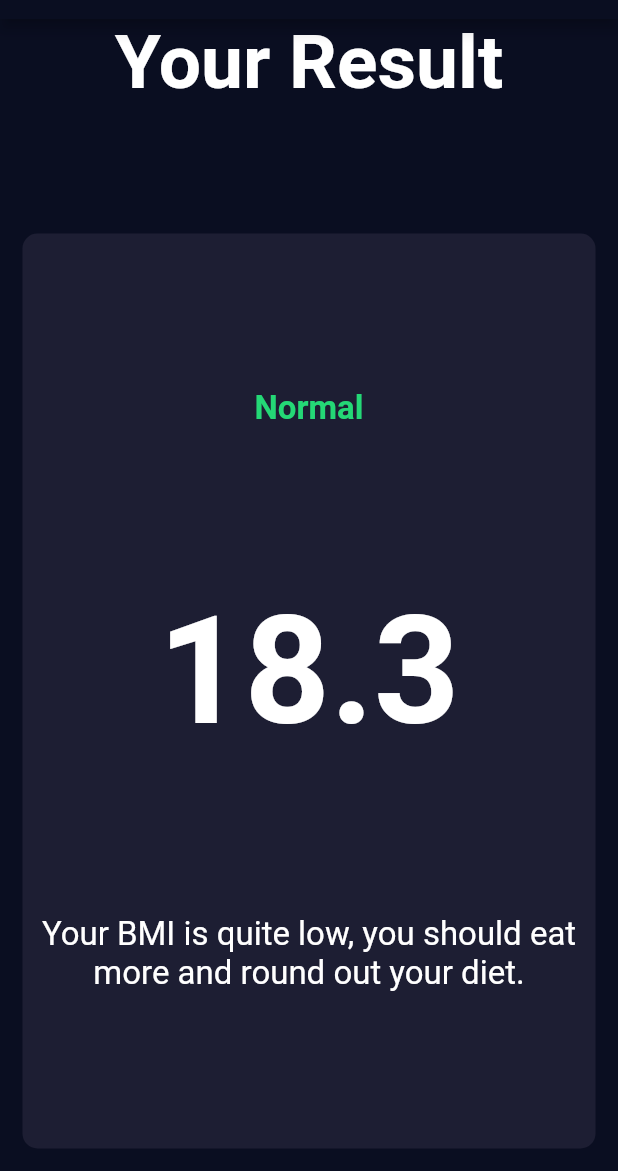
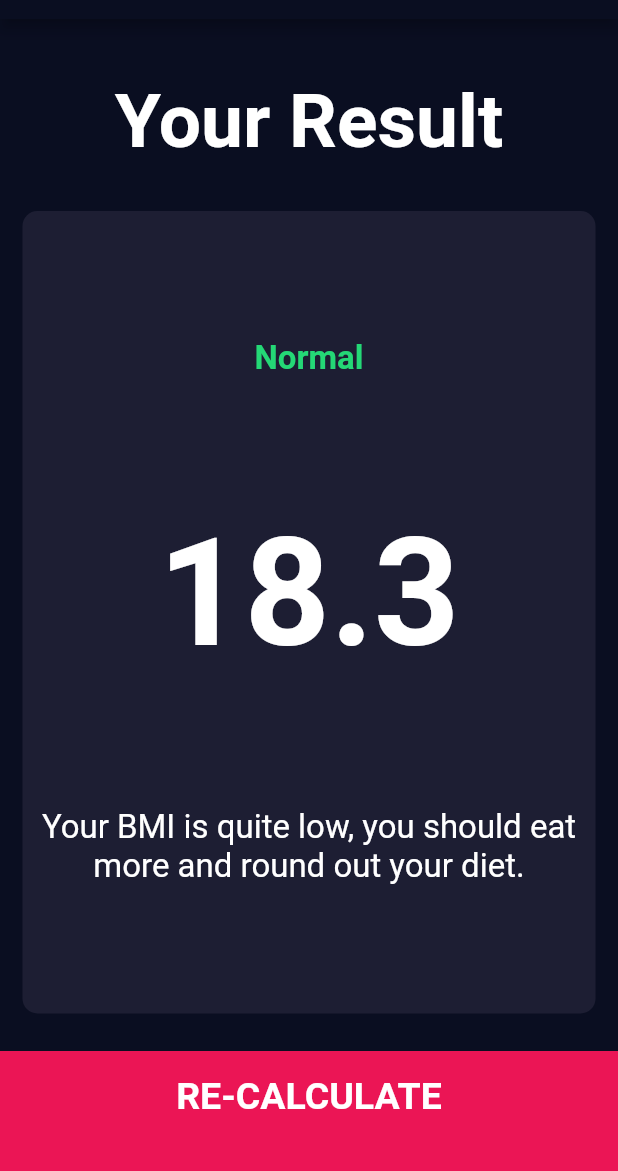
Before and after one commit to jlemanski1/BMI-Calculator, a Flutter app: the ResultsPage screen opened directly, on a phone screen of 412 x 824 dp, the part 65-1236 px from its top. Run offline on Flutter 3.47's test engine with Material 2 defaults, Android fonts, the phone set to English and light mode, and no system bars; our stand-ins replace font_awesome_flutter.

Commit message:
Finished 1st pass design of results page

```diff
--- a/bmi_calculator/lib/results_page.dart
+++ b/bmi_calculator/lib/results_page.dart
@@ -2,6 +2,7 @@ import 'package:flutter/material.dart';
 
 import 'constants.dart';
 import 'custom_card.dart';
+import 'bottom_button.dart';
 
 class ResultsPage extends StatelessWidget {
   @override
@@ -16,6 +17,8 @@ class ResultsPage extends StatelessWidget {
         children: <Widget>[
           Expanded(
             child: Container(
+              padding: EdgeInsets.all(15.0),
+              alignment: Alignment.bottomCenter,
               child: Text(
                 'Your Result',
                 style: kTitleTextStyle,
@@ -48,6 +51,12 @@ class ResultsPage extends StatelessWidget {
               ),
             ),
           ),
+          BottomButton(
+            buttonTitle: 'RE-CALCULATE',
+            onTap: () {
+              Navigator.pop(context);
+            },
+          )
         ],
       ),
     );
```
Also changed, not shown: 1 other file.
